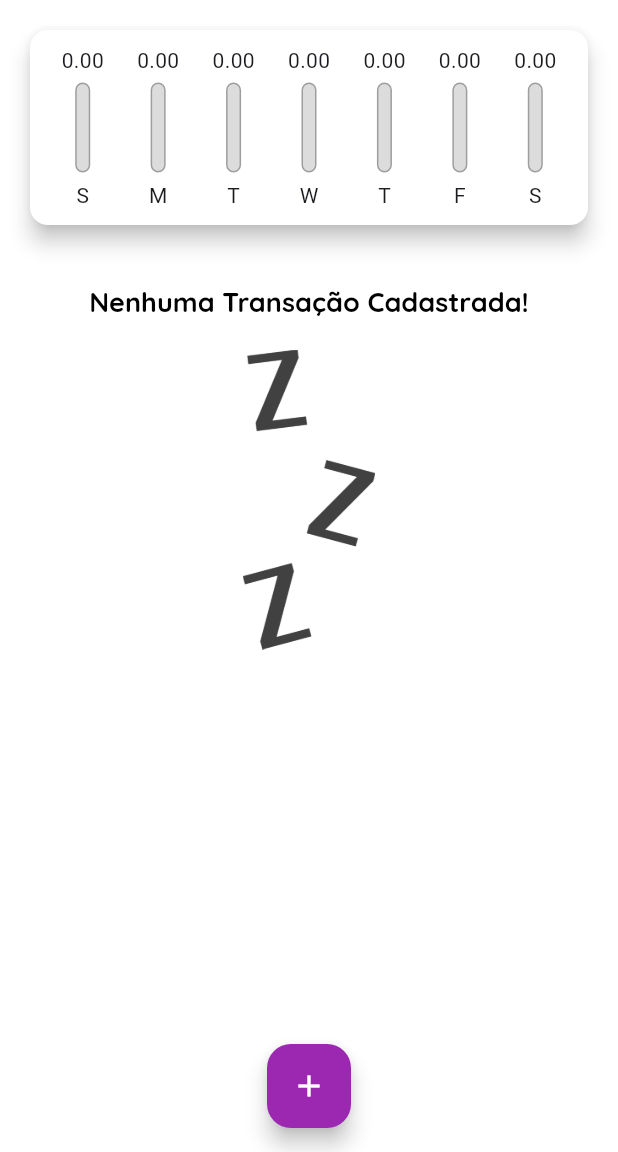
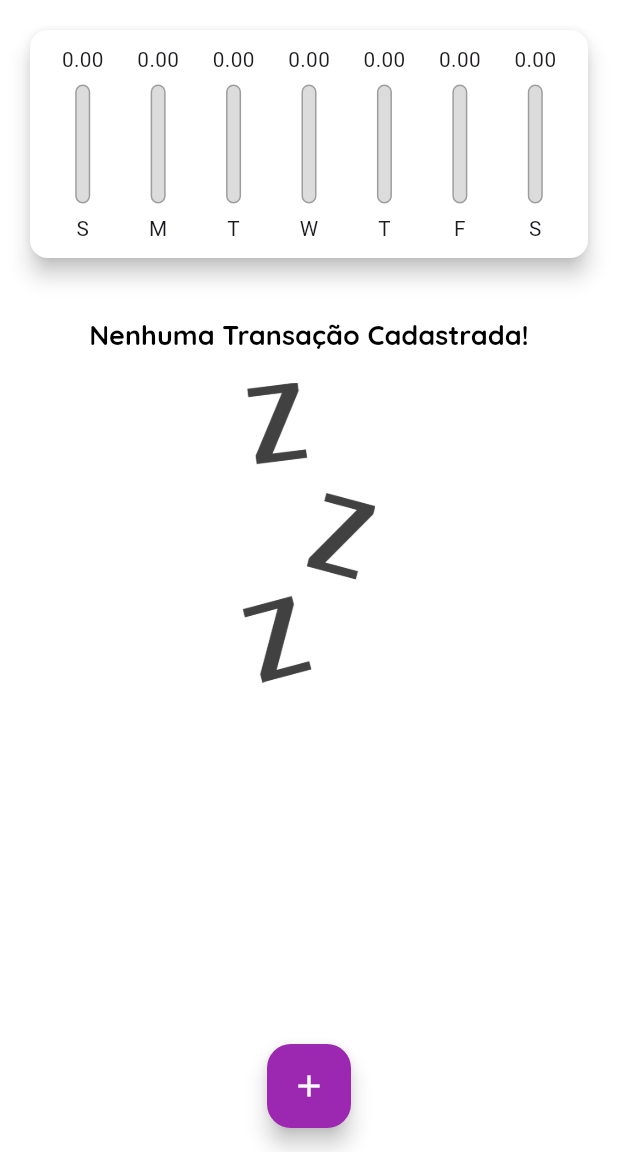
Before and after one commit to GoedertDalmolin/expenses, a Flutter app: the screen it shows after launch, on a phone screen of 412 x 824 dp, the part 84-1236 px from its top. Run offline on Flutter 3.47's test engine with Material 3 defaults, Android fonts, the phone set to English and light mode, and no system bars; our stand-ins replace google_fonts.

Commit message:
Made the graph component and the transaction list component responsive. Added textScale to respect the user device's font size setting.

```diff
--- a/lib/components/chart_bar.dart
+++ b/lib/components/chart_bar.dart
@@ -14,17 +14,19 @@ class ChartBar extends StatelessWidget {
 
   @override
   Widget build(BuildContext context) {
+    return LayoutBuilder(
+      builder: (context, constraints) {
         return Column(
           children: [
             SizedBox(
-          height: 20,
+              height: constraints.maxHeight * 0.15,
               child: FittedBox(
                 child: Text(value.toStringAsFixed(2)),
               ),
             ),
-        const SizedBox(height: 5),
+            SizedBox(height: constraints.maxHeight * 0.05),
             SizedBox(
-          height: 60,
+              height: constraints.maxHeight * 0.6,
               width: 10,
               child: Stack(
                 alignment: Alignment.bottomCenter,
@@ -50,9 +52,16 @@ class ChartBar extends StatelessWidget {
                 ],
               ),
             ),
-        const SizedBox(height: 5),
-        Text(label),
+            SizedBox(height: constraints.maxHeight * 0.05),
+            SizedBox(
+              height: constraints.maxHeight * 0.15,
+              child: FittedBox(
+                child: Text(label),
+              ),
+            ),
           ],
+        );
+      },
     );
   }
 }
--- a/lib/components/transaction_list.dart
+++ b/lib/components/transaction_list.dart
@@ -10,9 +10,7 @@ class TransactionList extends StatelessWidget {
 
   @override
   Widget build(BuildContext context) {
-    return SizedBox(
-      height: 750,
-      child: transactions.isEmpty
+    return transactions.isEmpty
         ? Column(
             children: [
               const SizedBox(
@@ -66,7 +64,6 @@ class TransactionList extends StatelessWidget {
                 ),
               );
             },
-            ),
           );
   }
 }
--- a/lib/main.dart
+++ b/lib/main.dart
@@ -99,10 +99,13 @@ class _MyHomePageState extends State<MyHomePage> {
 
   @override
   Widget build(BuildContext context) {
-    return Scaffold(
-      backgroundColor: Theme.of(context).colorScheme.background,
-      appBar: AppBar(
-        title: const Text('Despesas Pessoais'),
+    final appBar = AppBar(
+      title: Text(
+        'Despesas Pessoais',
+        style: TextStyle(
+          fontSize: MediaQuery.textScalerOf(context).scale(20),
+        ),
+      ),
       actions: [
         IconButton(
             onPressed: () {
@@ -111,7 +114,14 @@ class _MyHomePageState extends State<MyHomePage> {
             icon: const Icon(Icons.add))
       ],
       backgroundColor: Theme.of(context).colorScheme.primary,
-      ),
+    );
+
+    final sizeAppBar = appBar.preferredSize.height;
+    final availableHeight = MediaQuery.sizeOf(context).height - sizeAppBar - MediaQuery.paddingOf(context).top;
+
+    return Scaffold(
+      backgroundColor: Theme.of(context).colorScheme.background,
+      appBar: appBar,
       floatingActionButtonLocation: FloatingActionButtonLocation.centerFloat,
       floatingActionButton: FloatingActionButton(
         child: const Icon(Icons.add),
@@ -123,11 +133,16 @@ class _MyHomePageState extends State<MyHomePage> {
         child: Column(
           crossAxisAlignment: CrossAxisAlignment.stretch,
           children: [
-            Chart(recentTransaction: _recentTransactions),
-            Column(
-              children: [
-                TransactionList(transactions: _transactions, onRemove: _removeTransaction,),
-              ],
+            SizedBox(
+              height: availableHeight * 0.25,
+              child: Chart(recentTransaction: _recentTransactions),
+            ),
+            SizedBox(
+              height: availableHeight * 0.75,
+              child: TransactionList(
+                transactions: _transactions,
+                onRemove: _removeTransaction,
+              ),
             )
           ],
         ),
```
Lines whose indentation alone changed are shown as unchanged.
